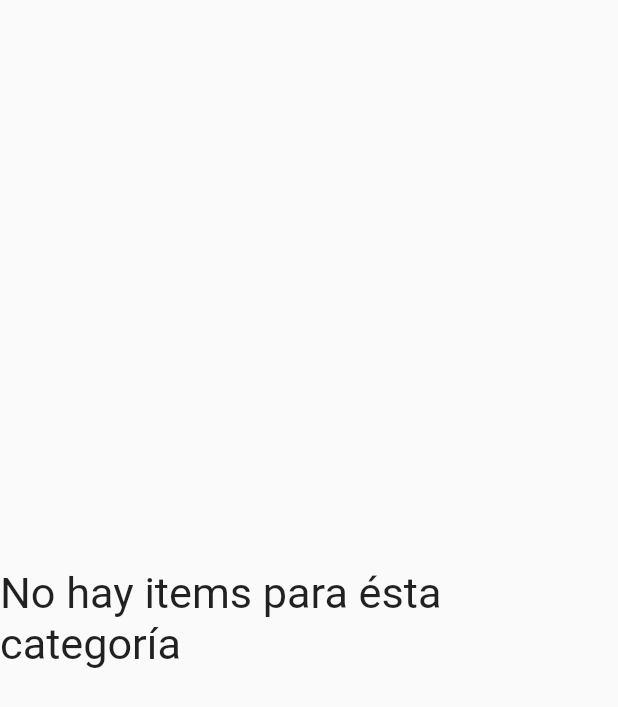
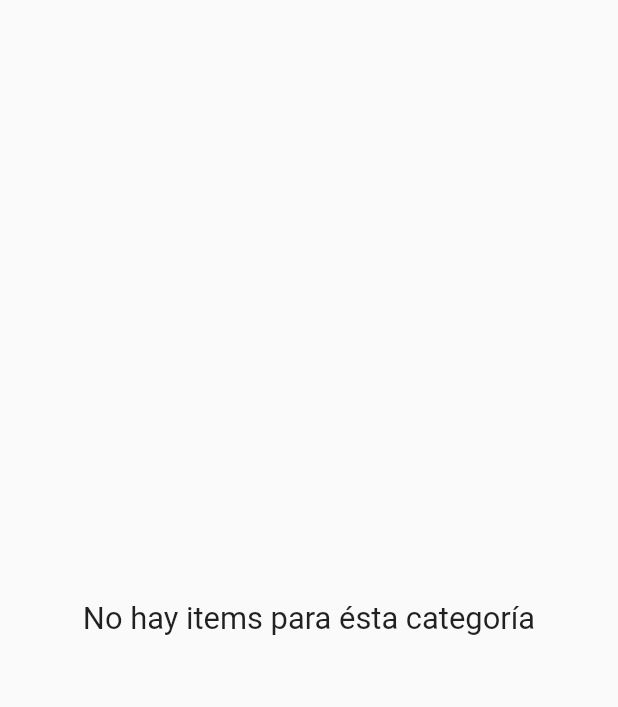
Before and after one commit to hugogoncalvez/app_dise-o2, a Flutter app: the ItemsCategoriaSelecionada widget shown alone on an empty page, opened directly, on a phone screen of 412 x 824 dp. Shown: the top 707 px of the screen. Run offline on Flutter 3.47's test engine with Material 2 defaults, Android fonts, the phone set to English and light mode, and no system bars; our stand-ins replace bloc, dotted_line, flutter_bloc.

Commit message:
corregido Sliver, refactorizado el codigo

```diff
--- a/lib/animation/categoriaTab_Bar_animation.dart
+++ b/lib/animation/categoriaTab_Bar_animation.dart
@@ -171,7 +171,7 @@
             child: Container(
                 child: Text(
           'No hay items para ésta categoría',
-          style: TextStyle(fontSize: size.height * 0.035),
+          style: TextStyle(fontSize: size.height * 0.025),
         )));
       }
     });
```
